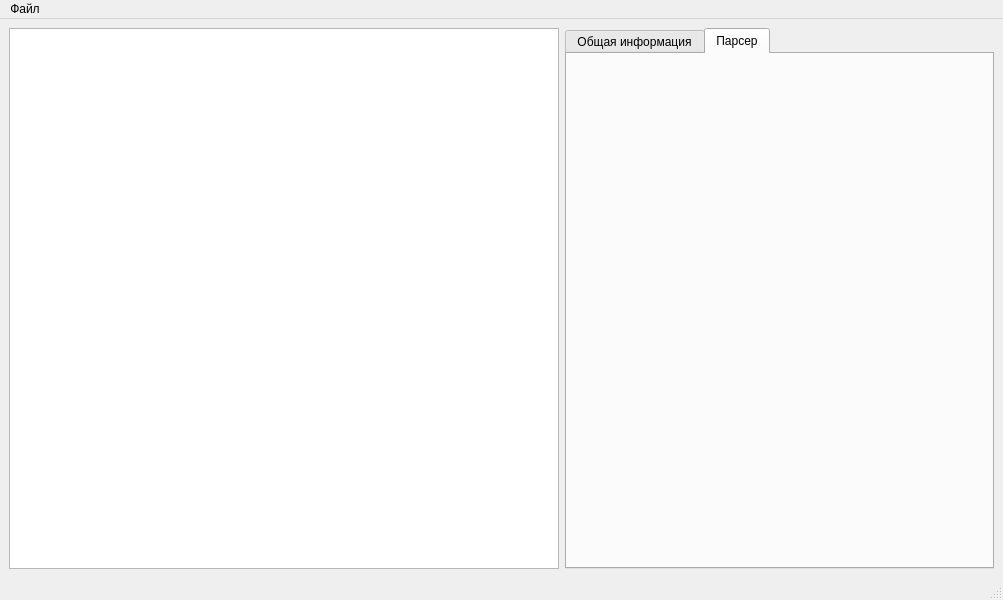
The window that hex_editor/mainwindow.ui (Shamsudinov/Hex-Editor) describes before a commit, drawn with Qt 5.
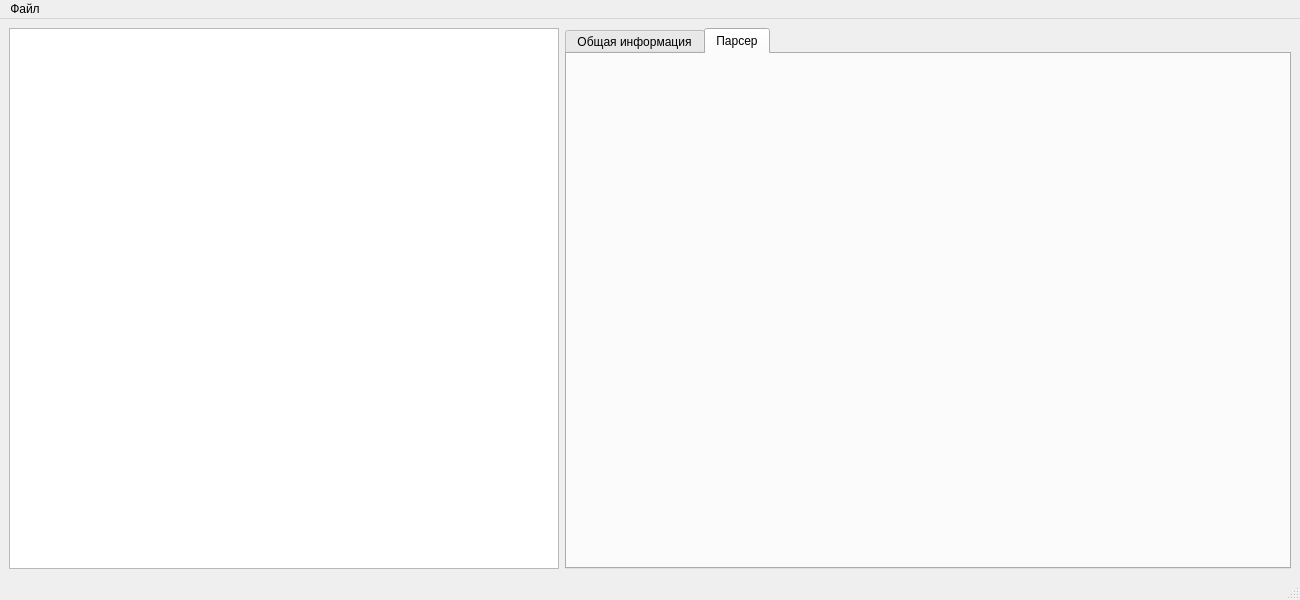
The same window after the commit.

```diff
--- a/hex_editor/mainwindow.ui
+++ b/hex_editor/mainwindow.ui
@@ -6,13 +6,13 @@
    <rect>
     <x>0</x>
     <y>0</y>
-    <width>1003</width>
+    <width>1300</width>
     <height>600</height>
    </rect>
   </property>
   <property name="minimumSize">
    <size>
-    <width>0</width>
+    <width>1300</width>
     <height>0</height>
    </size>
   </property>
@@ -29,6 +29,12 @@
         <height>0</height>
        </size>
       </property>
+      <property name="maximumSize">
+       <size>
+        <width>550</width>
+        <height>16777215</height>
+       </size>
+      </property>
      </widget>
     </item>
     <item row="0" column="1">
@@ -87,7 +93,7 @@
     <rect>
      <x>0</x>
      <y>0</y>
-     <width>1003</width>
+     <width>1300</width>
      <height>22</height>
     </rect>
    </property>
```
